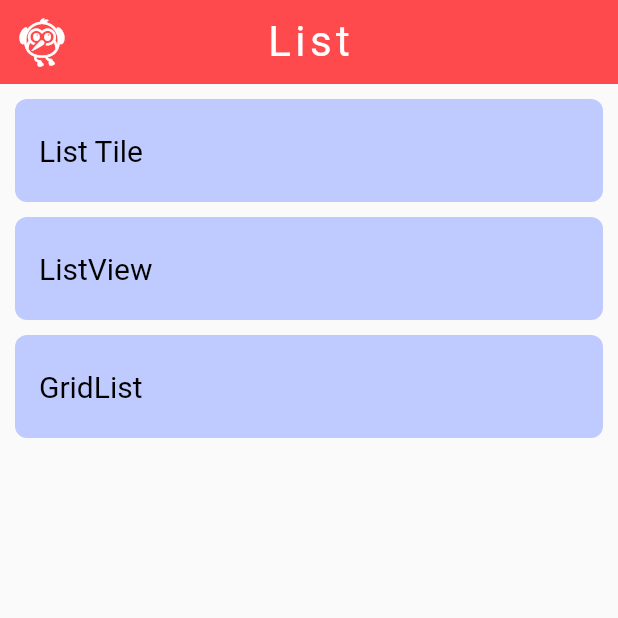
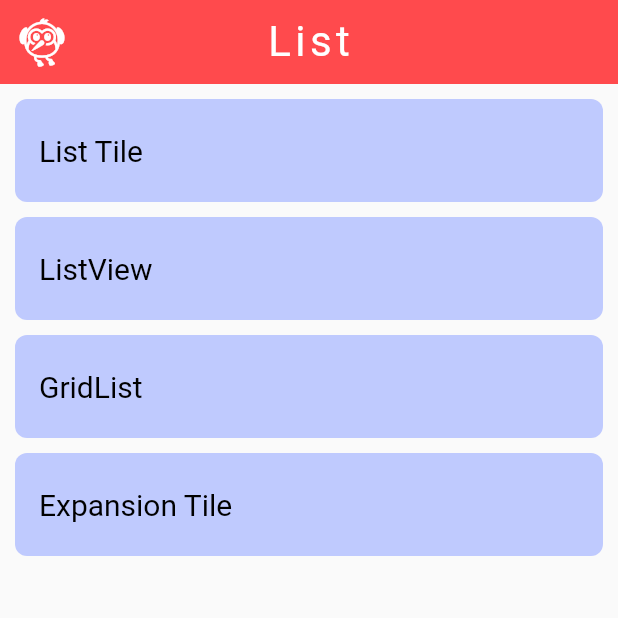
Before and after one commit to moynull15-14141/FlutterTestWdgt_App, a Flutter app: the List_list screen opened directly, on a phone screen of 412 x 824 dp, the top half of it. Run offline on Flutter 3.47's test engine with Material 2 defaults, Android fonts, the phone set to English and light mode, and no system bars; our stand-ins replace google_fonts, image_picker; Roboto replaces fonts that are missing (Tillana).

Commit message:
Expansion widgets

```diff
--- a/lib/Lists/List_list.dart
+++ b/lib/Lists/List_list.dart
@@ -1,5 +1,6 @@
 import 'package:flutter/material.dart';
 import 'package:google_fonts/google_fonts.dart';
+import 'package:tst1/Lists/ExpansionTile.dart';
 import 'package:tst1/Lists/GridLists.dart';
 import 'package:tst1/Lists/List_tile.dart';
 import 'package:tst1/Lists/List_view.dart';
@@ -138,6 +139,40 @@ class _List_listState extends State<List_list> {
                 ),
               ),
             ),
+            SizedBox(
+              height: 10,
+            ),
+            InkWell(
+              onTap: () {
+                Navigator.push(context,
+                    MaterialPageRoute(builder: (Context) => expansionTile()));
+              },
+              child: Container(
+                height: MediaQuery.of(context).size.height / 12,
+                width: MediaQuery.of(context).size.width / 1,
+                decoration: BoxDecoration(
+                    color: Color.fromARGB(199, 175, 188, 255),
+                    borderRadius: BorderRadius.circular(8)),
+                child: Column(
+                  mainAxisAlignment: MainAxisAlignment.center,
+                  crossAxisAlignment: CrossAxisAlignment.center,
+                  children: [
+                    SizedBox(
+                      width: 5,
+                    ),
+                    ListTile(
+                      title: Text(
+                        'Expansion Tile',
+                        style: TextStyle(
+                            color: Colors.black,
+                            fontSize: 20,
+                            fontWeight: FontWeight.w400),
+                      ),
+                    ),
+                  ],
+                ),
+              ),
+            ),
           ],
         ),
       ),
```
Also changed, not shown: lib/Lists/ExpansionTile.dart (added, +105 -0 lines), lib/Widgets/btns.dart (+73 -9 lines).
